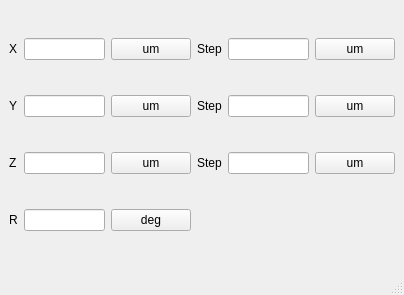
First picture: the form in stage.ui, repository sdf1444/Embedded-software-for-light-sheet-microscope-control-software, before the edit.
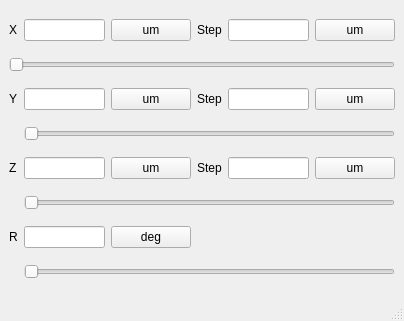
Second picture: the form after the edit.

Patch:
```diff
--- a/stage.ui
+++ b/stage.ui
@@ -7,7 +7,7 @@
     <x>0</x>
     <y>0</y>
     <width>404</width>
-    <height>295</height>
+    <height>321</height>
    </rect>
   </property>
   <property name="windowTitle">
@@ -15,6 +15,12 @@
   </property>
   <widget class="QWidget" name="centralwidget">
    <layout class="QGridLayout" name="gridLayout">
+    <item row="4" column="4">
+     <widget class="QLineEdit" name="lineEdit_6"/>
+    </item>
+    <item row="0" column="4">
+     <widget class="QLineEdit" name="lineEdit_2"/>
+    </item>
     <item row="0" column="0">
      <widget class="QLabel" name="label">
       <property name="text">
@@ -39,8 +45,8 @@
       </property>
      </widget>
     </item>
-    <item row="0" column="4">
-     <widget class="QLineEdit" name="lineEdit_2"/>
+    <item row="2" column="1">
+     <widget class="QLineEdit" name="lineEdit_3"/>
     </item>
     <item row="0" column="5">
      <widget class="QPushButton" name="pushButton_2">
@@ -49,91 +55,113 @@
       </property>
      </widget>
     </item>
-    <item row="1" column="0">
-     <widget class="QLabel" name="label_3">
-      <property name="text">
-       <string>Y</string>
-      </property>
-     </widget>
-    </item>
-    <item row="1" column="1">
-     <widget class="QLineEdit" name="lineEdit_3"/>
-    </item>
-    <item row="1" column="2">
+    <item row="2" column="2">
      <widget class="QPushButton" name="pushButton_3">
       <property name="text">
        <string>um</string>
       </property>
      </widget>
     </item>
-    <item row="1" column="3">
+    <item row="2" column="3">
      <widget class="QLabel" name="label_4">
       <property name="text">
        <string>Step</string>
       </property>
      </widget>
     </item>
-    <item row="1" column="4">
-     <widget class="QLineEdit" name="lineEdit_4"/>
-    </item>
-    <item row="1" column="5">
-     <widget class="QPushButton" name="pushButton_4">
-      <property name="text">
-       <string>um</string>
-      </property>
-     </widget>
-    </item>
     <item row="2" column="0">
+     <widget class="QLabel" name="label_3">
+      <property name="text">
+       <string>Y</string>
+      </property>
+     </widget>
+    </item>
+    <item row="4" column="0">
      <widget class="QLabel" name="label_5">
       <property name="text">
        <string>Z</string>
       </property>
      </widget>
     </item>
-    <item row="2" column="1">
+    <item row="2" column="5">
+     <widget class="QPushButton" name="pushButton_4">
+      <property name="text">
+       <string>um</string>
+      </property>
+     </widget>
+    </item>
+    <item row="4" column="1">
      <widget class="QLineEdit" name="lineEdit_5"/>
     </item>
-    <item row="2" column="2">
+    <item row="4" column="2">
      <widget class="QPushButton" name="pushButton_5">
       <property name="text">
        <string>um</string>
       </property>
      </widget>
     </item>
-    <item row="2" column="3">
-     <widget class="QLabel" name="label_6">
-      <property name="text">
-       <string>Step</string>
-      </property>
-     </widget>
-    </item>
     <item row="2" column="4">
-     <widget class="QLineEdit" name="lineEdit_6"/>
+     <widget class="QLineEdit" name="lineEdit_4"/>
     </item>
-    <item row="2" column="5">
+    <item row="4" column="5">
      <widget class="QPushButton" name="pushButton_6">
       <property name="text">
        <string>um</string>
       </property>
      </widget>
     </item>
-    <item row="3" column="0">
+    <item row="6" column="1">
+     <widget class="QLineEdit" name="lineEdit_7"/>
+    </item>
+    <item row="6" column="0">
      <widget class="QLabel" name="label_7">
       <property name="text">
        <string>R</string>
       </property>
      </widget>
     </item>
-    <item row="3" column="1">
-     <widget class="QLineEdit" name="lineEdit_7"/>
+    <item row="4" column="3">
+     <widget class="QLabel" name="label_6">
+      <property name="text">
+       <string>Step</string>
+      </property>
+     </widget>
     </item>
-    <item row="3" column="2">
+    <item row="6" column="2">
      <widget class="QPushButton" name="pushButton_7">
       <property name="text">
        <string>deg</string>
       </property>
      </widget>
     </item>
+    <item row="5" column="1" colspan="5">
+     <widget class="QSlider" name="horizontalSlider_3">
+      <property name="orientation">
+       <enum>Qt::Horizontal</enum>
+      </property>
+     </widget>
+    </item>
+    <item row="1" column="0" colspan="6">
+     <widget class="QSlider" name="horizontalSlider">
+      <property name="orientation">
+       <enum>Qt::Horizontal</enum>
+      </property>
+     </widget>
+    </item>
+    <item row="3" column="1" colspan="5">
+     <widget class="QSlider" name="horizontalSlider_2">
+      <property name="orientation">
+       <enum>Qt::Horizontal</enum>
+      </property>
+     </widget>
+    </item>
+    <item row="7" column="1" colspan="5">
+     <widget class="QSlider" name="horizontalSlider_4">
+      <property name="orientation">
+       <enum>Qt::Horizontal</enum>
+      </property>
+     </widget>
+    </item>
    </layout>
   </widget>
   <widget class="QStatusBar" name="statusbar"/>
```
